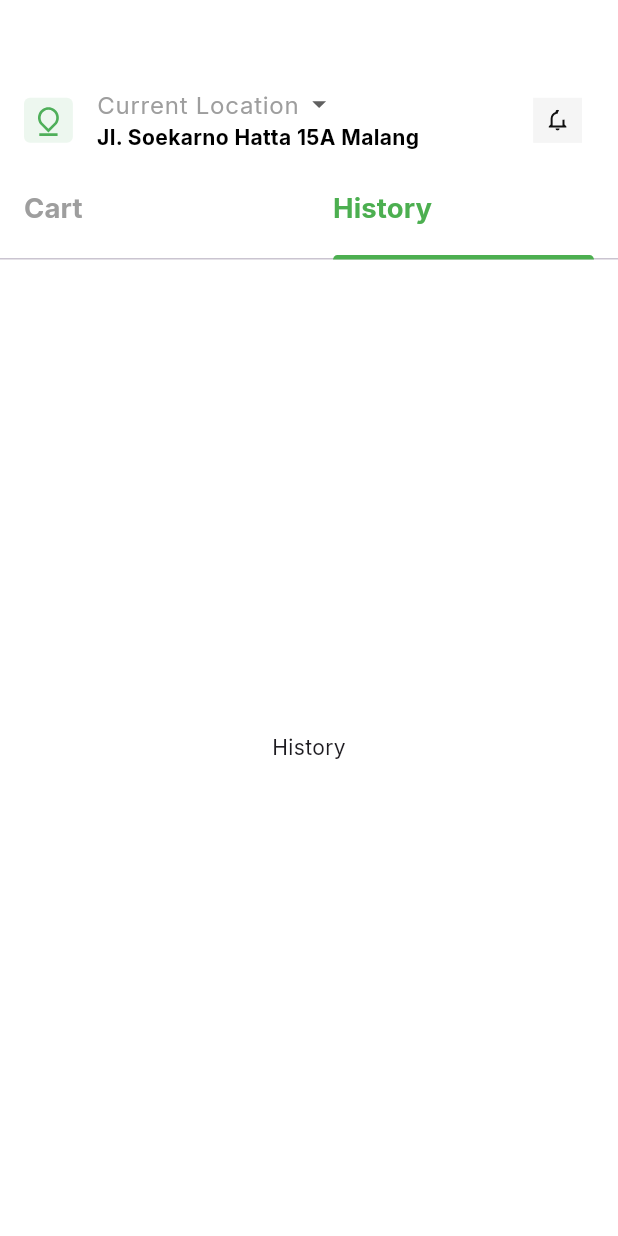
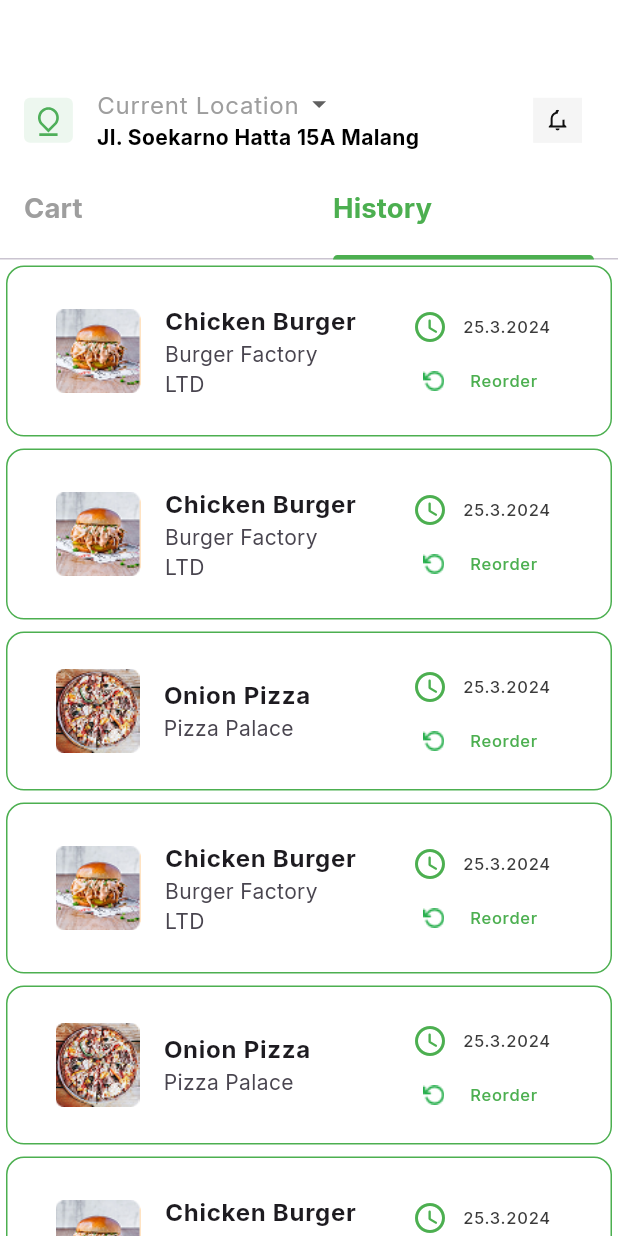
Before and after one commit to iBinaryBeats/foodtek, a Flutter app: the OrdersMenu screen opened directly, tab 2 chosen, on a phone screen of 412 x 824 dp. Run offline on Flutter 3.47's test engine with Material 3 defaults, Android fonts, the phone set to English and light mode, and no system bars; our stand-ins replace country_code_picker, device_preview, flutter_screenutil, flutter_secure_storage, flutter_slidable, flutter_svg and 1 more; accounts and stored records are empty.

Commit message:
code improvement

```diff
--- a/lib/features/dashboard/presentation/screens/orders_menu.dart
+++ b/lib/features/dashboard/presentation/screens/orders_menu.dart
@@ -261,7 +261,91 @@ class OrdersMenu extends StatelessWidget {
                       ),
                     ],
                   ),
-                  Center(child: Text('History')),
+                  Column(
+                    children: [
+                      Expanded(
+                        child: ListView.builder(
+                          itemCount: ordered_items.length,
+                          itemBuilder: (context, index) {
+                            return Padding(
+                              padding: const EdgeInsets.all(4.0),
+                              child: Container(
+                                padding: EdgeInsets.all(16),
+                                decoration: BoxDecoration(
+                                  borderRadius: BorderRadius.circular(12),
+                                  border: Border.all(color: Colors.green),
+                                ),
+                                child: ListTile(
+                                  leading: Image.asset(
+                                    ordered_items[index]['image'],
+                                  ),
+                                  title: Text(
+                                    ordered_items[index]['title'],
+                                    style: TextStyle(
+                                      fontWeight: FontWeight.bold,
+                                      fontFamily: 'Inter',
+                                    ),
+                                  ),
+                                  subtitle: Text(
+                                    ordered_items[index]['subTitle'],
+                                  ),
+                                  trailing: SingleChildScrollView(
+                                    scrollDirection: Axis.vertical,
+                                    child: Column(
+                                      children: [
+                                        Row(
+                                          mainAxisSize: MainAxisSize.min,
+                                          children: [
+                                            Padding(
+                                              padding: EdgeInsets.only(
+                                                left: 18.0,
+                                              ),
+                                              child: Icon(
+                                                Icons.access_time_rounded,
+                                                color: Colors.green,
+                                              ),
+                                            ),
+                                            SizedBox(width: 10),
+                                            Text(
+                                              '25.3.2024',
+                                              style: TextStyle(
+                                                color: Color(0xff3B3B3B),
+                                              ),
+                                            ),
+                                          ],
+                                        ),
+
+                                        Row(
+                                          mainAxisSize: MainAxisSize.min,
+                                          children: [
+                                            IconButton(
+                                              onPressed: () {
+                                                //TODO
+                                              },
+                                              icon: Image.asset(
+                                                'assets/icons/rotate_icon.png',
+                                              ),
+                                            ),
+
+                                            Text(
+                                              'Reorder',
+                                              style: TextStyle(
+                                                color: Colors.green,
+                                              ),
+                                            ),
+                                          ],
+                                        ),
+                                      ],
+                                    ),
+                                  ),
+                                ),
+                              ),
+                            );
+                          },
+                        ),
+                      ),
+                    ],
+                  ),
                 ],
               ),
             ),
```
Also changed, not shown: assets/icons/rotate_icon.png (added).
